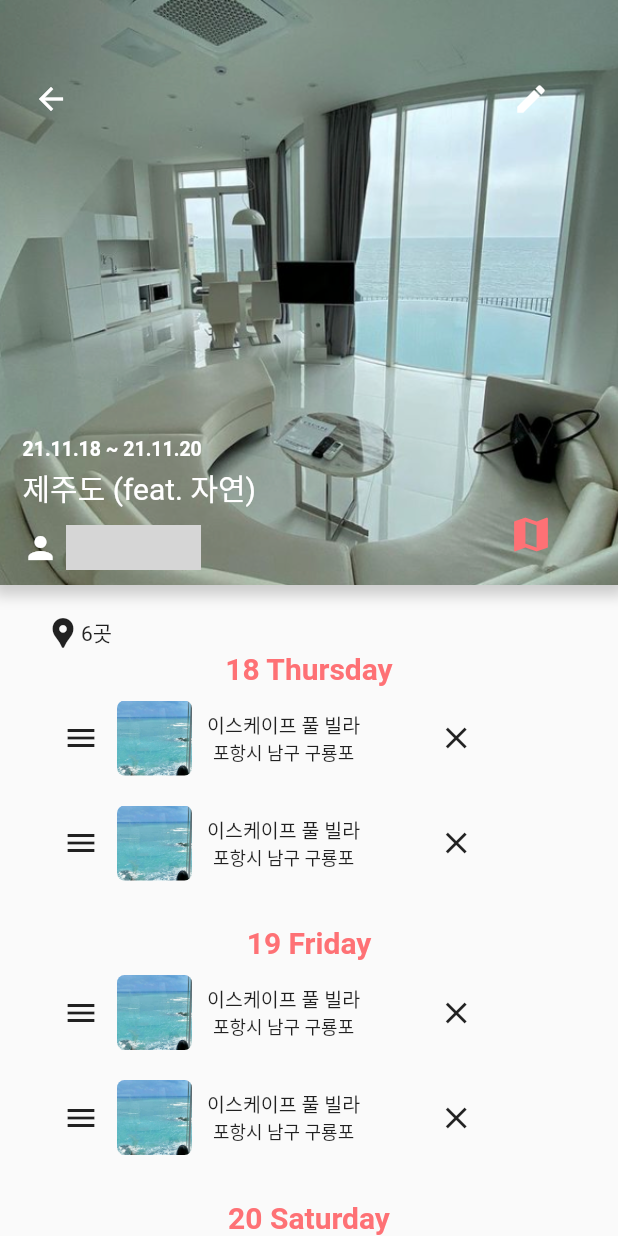
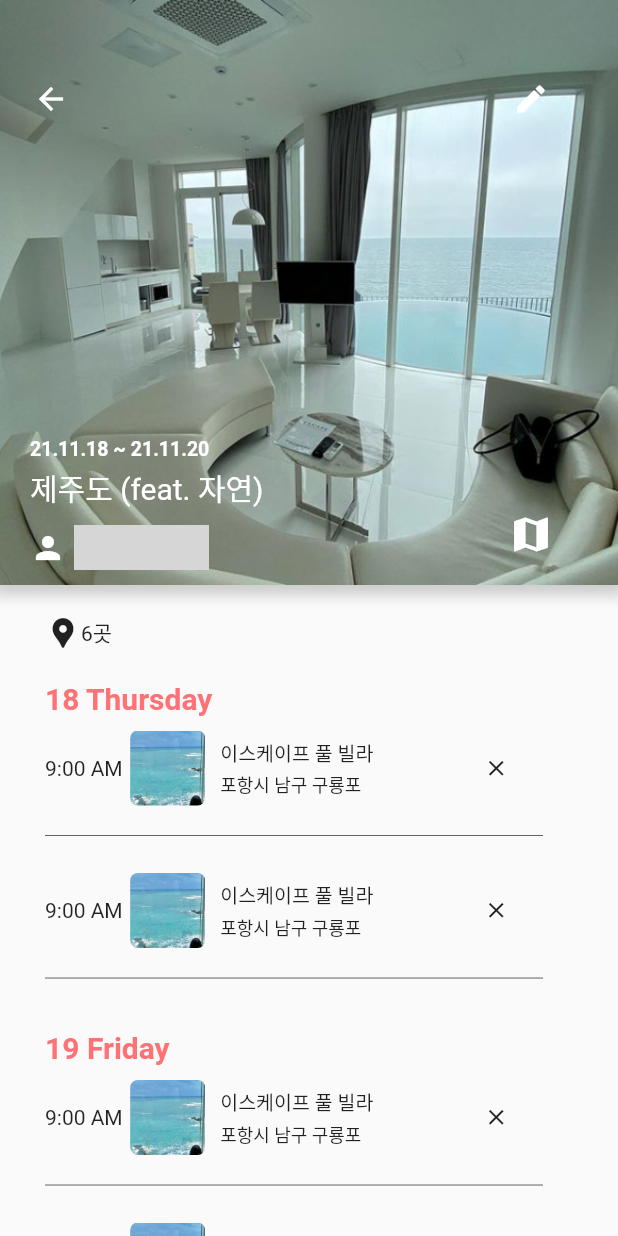
Before and after one commit to 21-2/trailer, a Flutter app: the TrailistView screen opened by its route, on a phone screen of 412 x 824 dp. Run offline on Flutter 3.47's test engine with Material 2 defaults, Android fonts, the light colour scheme and no system bars; our stand-ins replace animated_splash_screen, carousel_slider, cloud_firestore, firebase_auth, firebase_core, flutter_signin_button and 4 more; accounts and stored records are empty; network calls fail; Roboto replaces fonts that are missing (SpoqaHans); grey boxes are pictures that could not be loaded.

Commit message:
trailist 상세페이지 생성

```diff
--- a/lib/route/app_pages.dart
+++ b/lib/route/app_pages.dart
@@ -15,6 +15,7 @@
 import 'package:trailer/views/profile.dart';
 import 'package:trailer/views/search.dart';
 import 'package:trailer/views/searchResults.dart';
+import 'package:trailer/views/setTrailist.dart';
 import 'package:trailer/views/trailist.dart';
 part 'app_routes.dart';
 
@@ -78,6 +79,12 @@
             page: () => TrailistView(),
             binding: TrailistBinding(),
           ),
+          GetPage(
+            name: _Paths.SETTRAILIST,
+            page: () => SetTrailist(),
+            binding: TrailistBinding(), //trailist binding 같이사용!?
+          ),
+
   ];
 
 }
--- a/lib/route/app_routes.dart
+++ b/lib/route/app_routes.dart
@@ -12,6 +12,7 @@
   static const FAVORITES = _Paths.FAVORITES;
   static const DASHBOARD = _Paths.DASHBOARD;
   static const TRAILIST = _Paths.TRAILIST;
+  static const SETTRAILIST = _Paths.SETTRAILIST;
 }
 
 abstract class _Paths {
@@ -24,4 +25,5 @@
   static const FAVORITES = '/favorites';
   static const DASHBOARD = '/dashboard';
   static const TRAILIST = '/trailist';
+  static const SETTRAILIST = '/setTrailist';
 }
--- a/lib/views/trailist.dart
+++ b/lib/views/trailist.dart
@@ -1,13 +1,14 @@
+
 import 'package:font_awesome_flutter/font_awesome_flutter.dart';
 import 'package:get/get.dart';
 import 'package:flutter/material.dart';
-import 'package:trailer/controller/detailController.dart';
+import 'package:trailer/controller/trailistController.dart';
 import 'package:carousel_slider/carousel_slider.dart';
 import 'package:trailer/widget/locationCard.dart';
 import 'package:trailer/widget/review.dart';
 import 'package:trailer/widget/trailistLocationListCard.dart';
 
-class TrailistView extends GetView<DetailController> {
+class TrailistView extends GetView<TrailistController> {
   var width = Get.context!.mediaQuerySize.width;
   var height = Get.context!.mediaQuerySize.height;
 
@@ -47,18 +48,13 @@
               Positioned(
                   bottom: 300,
                   left: 330,
-                  child: Column(
-                    mainAxisAlignment: MainAxisAlignment.start,
-                    crossAxisAlignment: CrossAxisAlignment.start,
-                    children: [
-                      IconButton(
+                  child: IconButton(
                       icon: Icon(Icons.edit, color: Colors.white),
-                          onPressed: () {})
-                    ],
+                      onPressed: () => {Get.toNamed('/setTrailist')}
                   )),
               Positioned(
                   bottom: 10,
-                  left: 15,
+                  left: 20,
                   child: Column(
                     mainAxisAlignment: MainAxisAlignment.start,
                     crossAxisAlignment: CrossAxisAlignment.start,
@@ -111,7 +107,7 @@
                     children: [
                       IconButton(
                           icon: Icon(Icons.map,
-                              color: Color.fromRGBO(254, 113, 117, 100),
+                              color: Colors.white,
                               size: 30.0),
                           onPressed: () {})
                     ],
@@ -129,18 +125,23 @@
                             child: Padding(
                                 padding:
                                     const EdgeInsets.fromLTRB(15, 10, 15, 0),
-                                child: Column(children: [
+                                child: Column(
+                                    mainAxisAlignment: MainAxisAlignment.start,
+                                    crossAxisAlignment:
+                                        CrossAxisAlignment.start,
+                                    children: [
                                       Row(children: [
                                         Icon(Icons.location_pin),
                                         Text('6곳'),
                                       ]),
+                                      SizedBox(height: 20),
                                       Text(
                                         '18 Thursday',
                                         style: TextStyle(
                                             fontWeight: FontWeight.w700,
                                             fontSize: 20,
-                                        color:
-                                            Color.fromRGBO(254, 113, 117, 100)),
+                                            color: Color.fromRGBO(
+                                                254, 113, 117, 100)),
                                       ),
                                       TrailistLocationListCard(),
                                       TrailistLocationListCard(),
@@ -150,8 +151,8 @@
                                         style: TextStyle(
                                             fontWeight: FontWeight.w700,
                                             fontSize: 20,
-                                        color:
-                                            Color.fromRGBO(254, 113, 117, 100)),
+                                            color: Color.fromRGBO(
+                                                254, 113, 117, 100)),
                                       ),
                                       TrailistLocationListCard(),
                                       TrailistLocationListCard(),
@@ -161,8 +162,8 @@
                                         style: TextStyle(
                                             fontWeight: FontWeight.w700,
                                             fontSize: 20,
-                                        color:
-                                            Color.fromRGBO(254, 113, 117, 100)),
+                                            color: Color.fromRGBO(
+                                                254, 113, 117, 100)),
                                       ),
                                       TrailistLocationListCard(),
                                       TrailistLocationListCard(),
--- a/lib/views/trailistList.dart
+++ b/lib/views/trailistList.dart
@@ -2,7 +2,7 @@
 import 'package:get/get.dart';
 import 'package:trailer/controller/trailistController.dart';
 
-class TrailistList extends GetView<TrailistController>{
+class TrailistList extends GetView<TrailistController>{ //이건 사용안되고있음?!
   var width = Get.context!.mediaQuerySize.width;
   var height = Get.context!.mediaQuerySize.height;
    Widget build(BuildContext context) {
--- a/lib/widget/trailistLocationListCard.dart
+++ b/lib/widget/trailistLocationListCard.dart
@@ -14,14 +14,12 @@
   Widget build(BuildContext context) {
     return Padding(
       padding: const EdgeInsets.fromLTRB(0, 10, 0, 10),
-      child: Row(
+      child: Column(
         children: [
-          IconButton(
-              icon: Icon(Icons.menu),
-              onPressed: (){
-
-              }
-          ),
+          Row(
+            children: [
+              Text('9:00 AM'),
+              SizedBox(width: 5),
               InkWell(
                   child: ClipRRect(
                       borderRadius: BorderRadius.circular(5),
@@ -30,31 +28,85 @@
                   onTap: () => {Get.toNamed('/details')} //여기에 argument 넣기
                   ),
               SizedBox(width: 10),
-          Column(
+              InkWell(
+                child: SizedBox(
+                  width: 160,
+                  child: Column(
                     mainAxisAlignment: MainAxisAlignment.start,
+                    crossAxisAlignment: CrossAxisAlignment.start,
                     children: [
                       Text("이스케이프 풀 빌라",
                           style: TextStyle(fontWeight: FontWeight.w500, fontSize: 13)),
+                      SizedBox(height: 3),
                       Text('포항시 남구 구룡포',
                           style: TextStyle(fontWeight: FontWeight.w300, fontSize: 12)),
                     ],
                   ),
-          SizedBox(width: 40),
+                ),
+                onTap: () {
+                  FlutterDialog(context);
+                }
+              ),
               IconButton(
-            icon: Icon(Icons.close),
+                  icon: Icon(Icons.close, size: 17.0),
                   onPressed: (){
 
                   }
               ),
-          SizedBox(height: 10),
+            ],
+          ),
+          SizedBox(height: 15),
           Divider(
             height: 10.0,
             color: Colors.grey[850],
             thickness: 0.5,
-            endIndent: 30.0,
+            endIndent: 20.0,
           ),
         ],
       ),
     );
   }
 }
+
+void FlutterDialog(BuildContext context) {
+  showDialog(
+      context: context,
+      barrierDismissible: true,
+      builder: (BuildContext context) {
+        return AlertDialog(
+          // RoundedRectangleBorder - Dialog 화면 모서리 둥글게 조절
+          shape: RoundedRectangleBorder(
+              borderRadius: BorderRadius.circular(10.0)),
+          //Dialog Main Title
+          title: Column(
+            children: <Widget>[
+              Text("일정 수정"),
+            ],
+          ),
+          //
+          content: Column(
+            mainAxisSize: MainAxisSize.min,
+            crossAxisAlignment: CrossAxisAlignment.start,
+            children: <Widget>[
+              Text(
+                "Dialog Content",
+              ),
+            ],
+          ),
+          actions: <Widget>[
+            FlatButton(
+              child: Text("취소"),
+              onPressed: () {
+                Navigator.pop(context);
+              },
+            ),
+            FlatButton(
+              child: Text("저장"),
+              onPressed: () {
+                Navigator.pop(context);
+              },
+            ),
+          ],
+        );
+      });
+}
```
Also changed, not shown: lib/views/setTrailist.dart (added, +99 -0 lines). Lines whose indentation alone changed are shown as unchanged.
